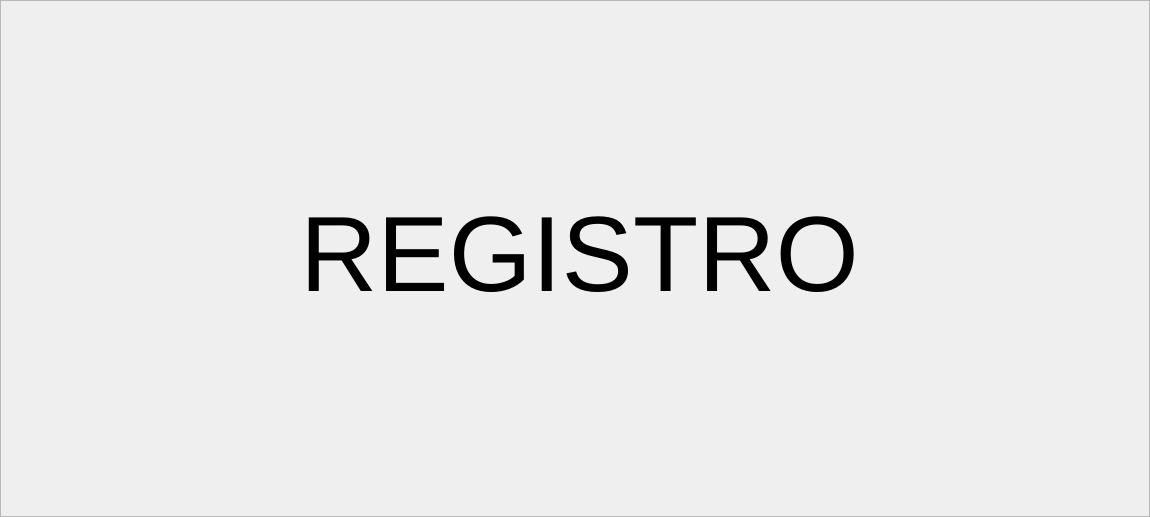
Above: DB/registro.ui from juanMartinAlvarez/STP_DB before the change. Below: the same form after it.
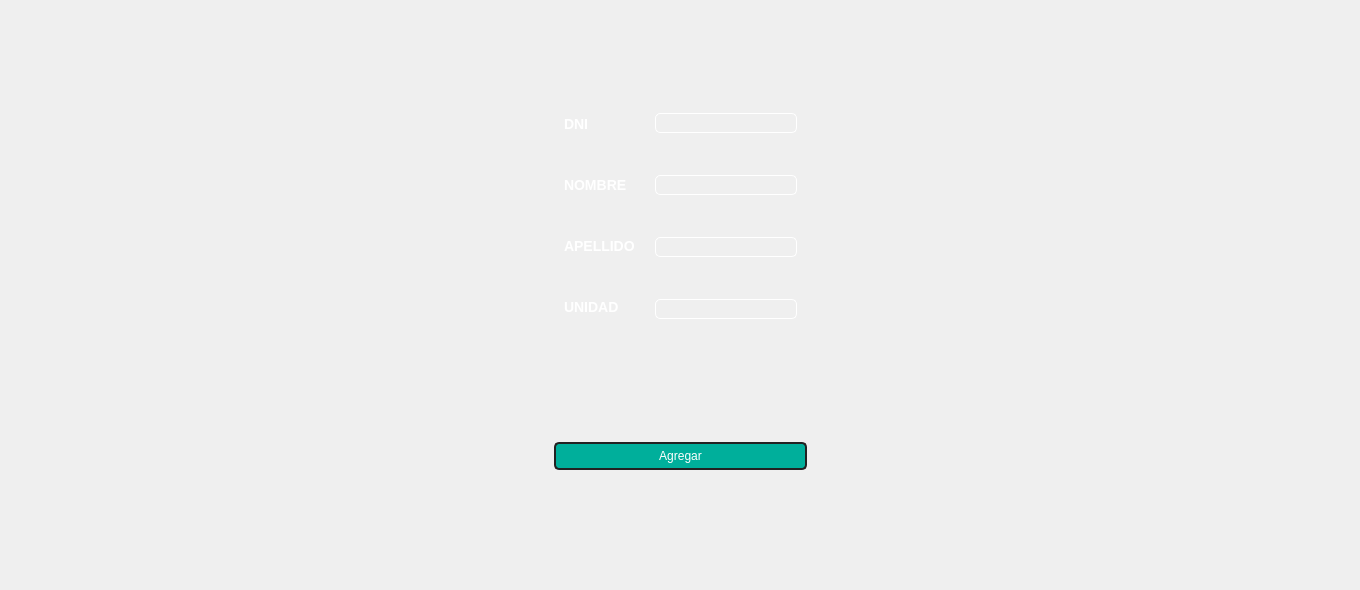
That is the form after the change.

Commit message: update DB Ui's

What changed in the file:
```diff
--- a/DB/registro.ui
+++ b/DB/registro.ui
@@ -6,62 +6,309 @@
    <rect>
     <x>0</x>
     <y>0</y>
-    <width>1150</width>
-    <height>517</height>
+    <width>1360</width>
+    <height>590</height>
    </rect>
   </property>
+  <property name="sizePolicy">
+   <sizepolicy hsizetype="Preferred" vsizetype="Preferred">
+    <horstretch>0</horstretch>
+    <verstretch>0</verstretch>
+   </sizepolicy>
+  </property>
   <property name="windowTitle">
    <string>Form</string>
   </property>
-  <layout class="QHBoxLayout" name="horizontalLayout">
+  <property name="styleSheet">
+   <string notr="true">/*background-color: rgb(0, 0, 0);*/</string>
+  </property>
+  <layout class="QGridLayout" name="gridLayout">
    <property name="leftMargin">
-    <number>0</number>
+    <number>9</number>
    </property>
    <property name="topMargin">
-    <number>0</number>
+    <number>30</number>
    </property>
    <property name="rightMargin">
-    <number>0</number>
+    <number>9</number>
    </property>
    <property name="bottomMargin">
+    <number>50</number>
+   </property>
+   <property name="horizontalSpacing">
     <number>0</number>
    </property>
-   <item>
-    <widget class="QFrame" name="screen">
+   <property name="verticalSpacing">
+    <number>70</number>
+   </property>
+   <item row="0" column="1">
+    <widget class="QFrame" name="frame_2">
      <property name="sizePolicy">
-      <sizepolicy hsizetype="Expanding" vsizetype="Expanding">
+      <sizepolicy hsizetype="Preferred" vsizetype="Expanding">
        <horstretch>0</horstretch>
        <verstretch>0</verstretch>
       </sizepolicy>
      </property>
+     <property name="styleSheet">
+      <string notr="true">background-color: transparent;
+color: rgb(255, 255, 255);
+font: bold 14px;</string>
+     </property>
      <property name="frameShape">
       <enum>QFrame::StyledPanel</enum>
      </property>
      <property name="frameShadow">
       <enum>QFrame::Raised</enum>
      </property>
-     <layout class="QVBoxLayout" name="verticalLayout">
-      <property name="topMargin">
+     <layout class="QVBoxLayout" name="verticalLayout_4">
+      <property name="spacing">
        <number>0</number>
       </property>
-      <property name="rightMargin">
-       <number>0</number>
+      <property name="topMargin">
+       <number>40</number>
       </property>
-      <item alignment="Qt::AlignHCenter">
-       <widget class="QLabel" name="label">
-        <property name="font">
-         <font>
-          <pointsize>80</pointsize>
-         </font>
+      <item>
+       <widget class="QLabel" name="DNI">
+        <property name="sizePolicy">
+         <sizepolicy hsizetype="Preferred" vsizetype="Fixed">
+          <horstretch>0</horstretch>
+          <verstretch>0</verstretch>
+         </sizepolicy>
         </property>
         <property name="text">
-         <string>REGISTRO</string>
+         <string>DNI</string>
         </property>
        </widget>
       </item>
+      <item>
+       <widget class="QLabel" name="Apellido">
+        <property name="sizePolicy">
+         <sizepolicy hsizetype="Preferred" vsizetype="Fixed">
+          <horstretch>0</horstretch>
+          <verstretch>0</verstretch>
+         </sizepolicy>
+        </property>
+        <property name="text">
+         <string>NOMBRE</string>
+        </property>
+       </widget>
+      </item>
+      <item>
+       <widget class="QLabel" name="Nombre">
+        <property name="sizePolicy">
+         <sizepolicy hsizetype="Preferred" vsizetype="Fixed">
+          <horstretch>0</horstretch>
+          <verstretch>0</verstretch>
+         </sizepolicy>
+        </property>
+        <property name="text">
+         <string>APELLIDO</string>
+        </property>
+       </widget>
+      </item>
+      <item>
+       <widget class="QLabel" name="Unidad">
+        <property name="sizePolicy">
+         <sizepolicy hsizetype="Preferred" vsizetype="Fixed">
+          <horstretch>0</horstretch>
+          <verstretch>0</verstretch>
+         </sizepolicy>
+        </property>
+        <property name="text">
+         <string>UNIDAD</string>
+        </property>
+       </widget>
+      </item>
      </layout>
     </widget>
    </item>
+   <item row="0" column="2">
+    <widget class="QFrame" name="frame">
+     <property name="sizePolicy">
+      <sizepolicy hsizetype="Preferred" vsizetype="Expanding">
+       <horstretch>0</horstretch>
+       <verstretch>0</verstretch>
+      </sizepolicy>
+     </property>
+     <property name="styleSheet">
+      <string notr="true">background-color: transparent;
+
+</string>
+     </property>
+     <property name="frameShape">
+      <enum>QFrame::StyledPanel</enum>
+     </property>
+     <property name="frameShadow">
+      <enum>QFrame::Raised</enum>
+     </property>
+     <layout class="QVBoxLayout" name="verticalLayout_3">
+      <property name="spacing">
+       <number>0</number>
+      </property>
+      <property name="topMargin">
+       <number>40</number>
+      </property>
+      <item>
+       <widget class="QLineEdit" name="addDNI">
+        <property name="sizePolicy">
+         <sizepolicy hsizetype="Fixed" vsizetype="Fixed">
+          <horstretch>0</horstretch>
+          <verstretch>0</verstretch>
+         </sizepolicy>
+        </property>
+        <property name="styleSheet">
+         <string notr="true">border-style: outset;
+border-width: 1px;
+border-radius: 5px;
+border-color: rgb(255, 255, 255);
+font: bold 14px;
+min-width: 10em;</string>
+        </property>
+       </widget>
+      </item>
+      <item>
+       <widget class="QLineEdit" name="addNombre">
+        <property name="sizePolicy">
+         <sizepolicy hsizetype="Fixed" vsizetype="Fixed">
+          <horstretch>0</horstretch>
+          <verstretch>0</verstretch>
+         </sizepolicy>
+        </property>
+        <property name="styleSheet">
+         <string notr="true">border-style: outset;
+border-width: 1px;
+border-radius: 5px;
+border-color: rgb(255, 255, 255);
+font: bold 14px;
+min-width: 10em;</string>
+        </property>
+       </widget>
+      </item>
+      <item>
+       <widget class="QLineEdit" name="addApellido">
+        <property name="sizePolicy">
+         <sizepolicy hsizetype="Fixed" vsizetype="Fixed">
+          <horstretch>0</horstretch>
+          <verstretch>0</verstretch>
+         </sizepolicy>
+        </property>
+        <property name="styleSheet">
+         <string notr="true">border-style: outset;
+border-width: 1px;
+border-radius: 5px;
+border-color: rgb(255, 255, 255);
+font: bold 14px;
+min-width: 10em;</string>
+        </property>
+       </widget>
+      </item>
+      <item>
+       <widget class="QLineEdit" name="addUnidad">
+        <property name="sizePolicy">
+         <sizepolicy hsizetype="Fixed" vsizetype="Fixed">
+          <horstretch>0</horstretch>
+          <verstretch>0</verstretch>
+         </sizepolicy>
+        </property>
+        <property name="styleSheet">
+         <string notr="true">border-style: outset;
+border-width: 1px;
+border-radius: 5px;
+border-color: rgb(255, 255, 255);
+font: bold 14px;
+min-width: 10em;</string>
+        </property>
+       </widget>
+      </item>
+     </layout>
+    </widget>
+   </item>
+   <item row="0" column="3">
+    <spacer name="horizontalSpacer">
+     <property name="orientation">
+      <enum>Qt::Horizontal</enum>
+     </property>
+     <property name="sizeHint" stdset="0">
+      <size>
+       <width>40</width>
+       <height>20</height>
+      </size>
+     </property>
+    </spacer>
+   </item>
+   <item row="1" column="1" colspan="2">
+    <widget class="QPushButton" name="btn_Agregar">
+     <property name="sizePolicy">
+      <sizepolicy hsizetype="Expanding" vsizetype="Fixed">
+       <horstretch>0</horstretch>
+       <verstretch>0</verstretch>
+      </sizepolicy>
+     </property>
+     <property name="minimumSize">
+      <size>
+       <width>94</width>
+       <height>0</height>
+      </size>
+     </property>
+     <property name="styleSheet">
+      <string notr="true">/*-QPushButton-*/
+
+QPushButton{
+	background-color: #00af9b;
+	color: #fff;
+	min-width: 80px;
+	border: 2px solid #222;
+	border-radius: 5px;
+	padding: 5px;
+}
+
+QPushButton::flat{
+	background-color: transparent;
+	border: none;
+	color: #000;
+}
+
+QPushButton::disabled{
+	background-color: #222;
+	color: #959595;
+	border-color: #000;
+}
+
+QPushButton::hover{
+	background-color:#006a9b;
+	border-color: #46a2da;
+	border-style: ridge;
+}
+
+QPushButton::pressed{
+	background-color:  #2385b4;
+	border: 1px solid #46a2da;
+}
+
+QPushButton::checked{
+	background-color:#006a9b; 
+	border-color: #46a2da;
+	border-style: ridge;
+}</string>
+     </property>
+     <property name="text">
+      <string>Agregar</string>
+     </property>
+    </widget>
+   </item>
+   <item row="0" column="0" rowspan="3">
+    <spacer name="horizontalSpacer_2">
+     <property name="orientation">
+      <enum>Qt::Horizontal</enum>
+     </property>
+     <property name="sizeHint" stdset="0">
+      <size>
+       <width>378</width>
+       <height>510</height>
+      </size>
+     </property>
+    </spacer>
+   </item>
   </layout>
  </widget>
  <resources>
```
Left out of the diff: 8 changed lines with no effect on the pictures. The commit also changes 5 other files.
